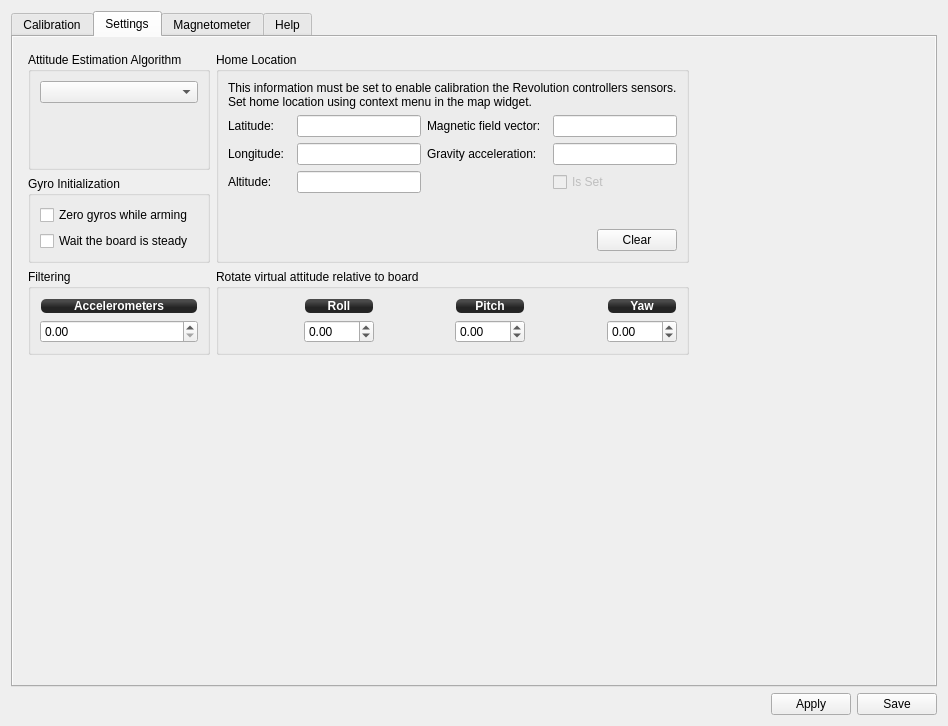
Old version of the form ground/gcs/src/plugins/config/revosensors.ui in the repository librepilot/LibrePilot.
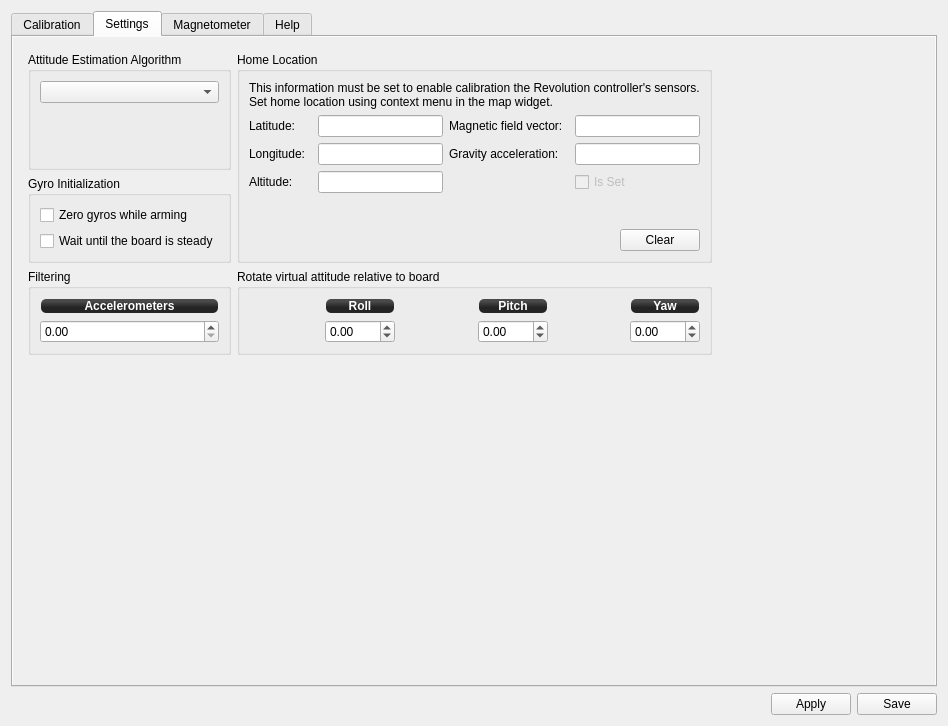
New version of the form. The open tabs and pages were chosen to show the change. Icons and pictures are not drawn.

Patch:
```diff
--- a/ground/gcs/src/plugins/config/revosensors.ui
+++ b/ground/gcs/src/plugins/config/revosensors.ui
@@ -594,7 +594,7 @@
             <item row="0" column="0" colspan="6">
              <widget class="QLabel" name="label_11">
               <property name="text">
-               <string>&lt;html&gt;&lt;head/&gt;&lt;body&gt;&lt;p&gt;This information must be set to enable calibration the Revolution controllers sensors. &lt;br/&gt;Set home location using context menu in the map widget.&lt;/p&gt;&lt;/body&gt;&lt;/html&gt;</string>
+               <string>&lt;html&gt;&lt;head/&gt;&lt;body&gt;&lt;p&gt;This information must be set to enable calibration the Revolution controller's sensors. &lt;br/&gt;Set home location using context menu in the map widget.&lt;/p&gt;&lt;/body&gt;&lt;/html&gt;</string>
               </property>
              </widget>
             </item>
@@ -911,7 +911,7 @@
                  <string>If enabled, this option prevent gyro initialisation while the board is moving.</string>
                 </property>
                 <property name="text">
-                 <string>Wait the board is steady</string>
+                 <string>Wait until the board is steady</string>
                 </property>
                </widget>
               </item>
```
Left out of the diff: 4 changed lines with no effect on the pictures.
